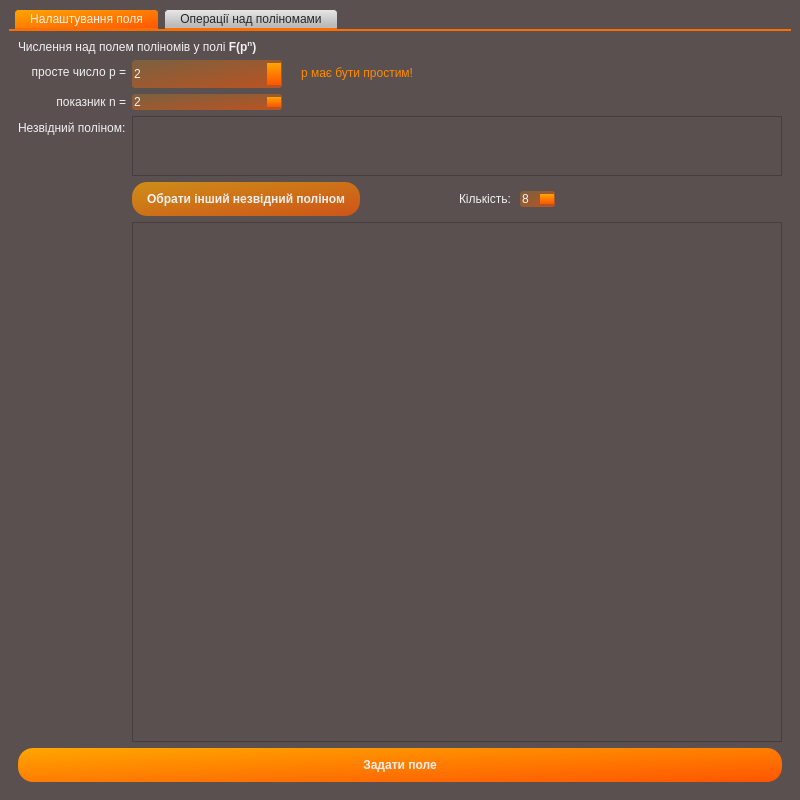
First picture: the form in Algebra-polynom/mainwindow.ui, repository WAG13/FF-Polynomials-App, before the edit.
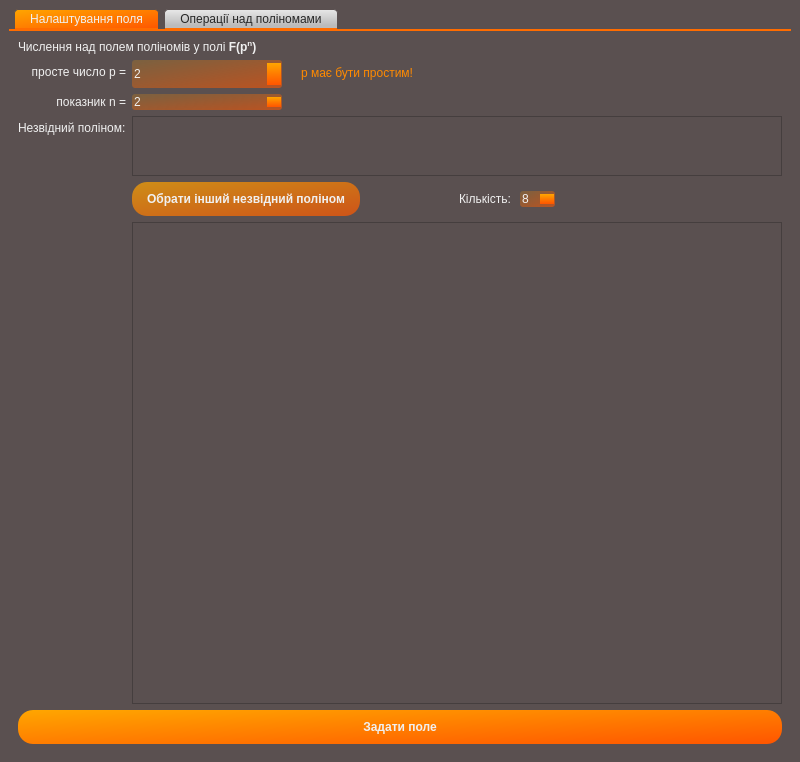
Second picture: the form after the edit.

Commit message: resized window

```diff
--- a/Algebra-polynom/mainwindow.ui
+++ b/Algebra-polynom/mainwindow.ui
@@ -7,13 +7,13 @@
     <x>0</x>
     <y>0</y>
     <width>800</width>
-    <height>800</height>
+    <height>762</height>
    </rect>
   </property>
   <property name="minimumSize">
    <size>
     <width>800</width>
-    <height>800</height>
+    <height>700</height>
    </size>
   </property>
   <property name="windowTitle">
```
